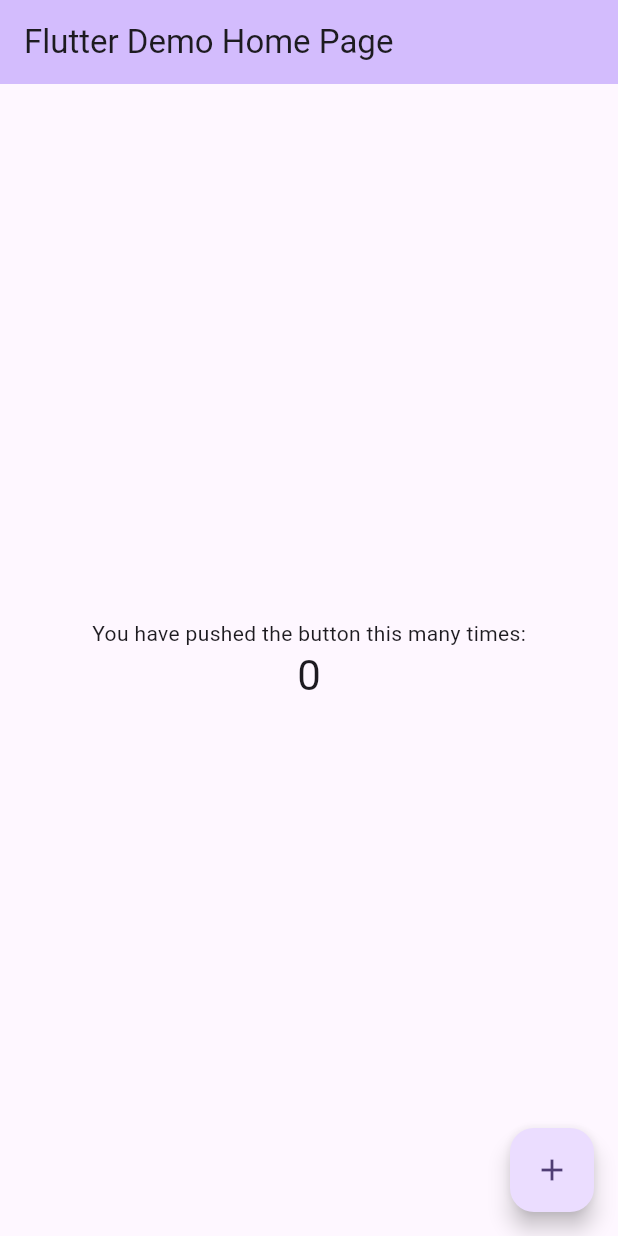
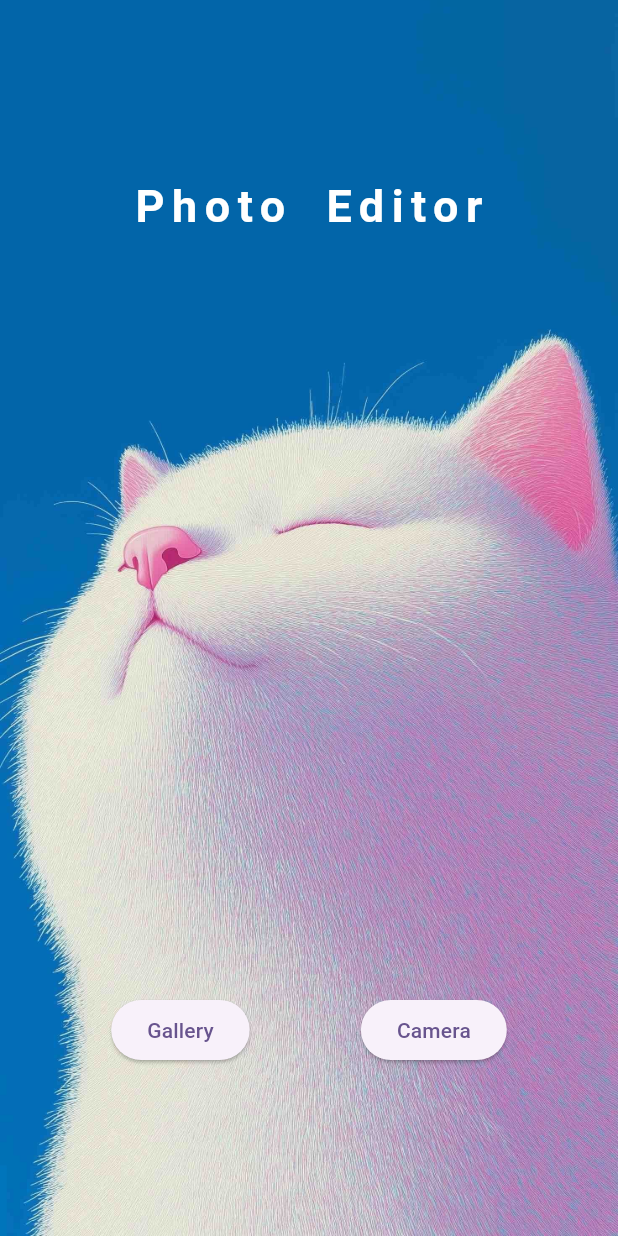
Before and after one commit to Bullets-jyr/photo_editor, a Flutter app: the screen it shows after launch, on a phone screen of 412 x 824 dp. Run offline on Flutter 3.47's test engine with Material 3 defaults, Android fonts, the phone set to English and light mode, and no system bars; our stand-ins replace image_picker.

Commit message:
feat: Select Image

```diff
--- /dev/null
+++ b/lib/helper/app_image_picker.dart
@@ -0,0 +1,21 @@
+import 'dart:io';
+
+import 'package:image_picker/image_picker.dart';
+
+class AppImagePicker {
+  ImageSource source;
+
+  AppImagePicker({
+    required this.source,
+  });
+
+  pick({onPick}) async {
+    final ImagePicker picker = ImagePicker();
+    final image = await picker.pickImage(source: source);
+    if (image != null) {
+      onPick(File(image.path));
+    } else {
+      onPick(null);
+    }
+  }
+}
--- a/lib/main.dart
+++ b/lib/main.dart
@@ -1,125 +1,37 @@
 import 'package:flutter/material.dart';
+import 'package:photo_editor/provider/app_image_provider.dart';
+import 'package:photo_editor/screens/home_screen.dart';
+import 'package:photo_editor/screens/start_screen.dart';
+import 'package:provider/provider.dart';
 
 void main() {
-  runApp(const MyApp());
+  runApp(
+    MultiProvider(
+      providers: [
+        ChangeNotifierProvider(create: (_) => AppImageProvider()),
+      ],
+      child: MyApp(),
+    ),
+  );
 }
 
 class MyApp extends StatelessWidget {
   const MyApp({super.key});
 
-  // This widget is the root of your application.
   @override
   Widget build(BuildContext context) {
     return MaterialApp(
-      title: 'Flutter Demo',
+      title: 'Photo Editor',
       theme: ThemeData(
-        // This is the theme of your application.
-        //
-        // TRY THIS: Try running your application with "flutter run". You'll see
-        // the application has a purple toolbar. Then, without quitting the app,
-        // try changing the seedColor in the colorScheme below to Colors.green
-        // and then invoke "hot reload" (save your changes or press the "hot
-        // reload" button in a Flutter-supported IDE, or press "r" if you used
-        // the command line to start the app).
-        //
-        // Notice that the counter didn't reset back to zero; the application
-        // state is not lost during the reload. To reset the state, use hot
-        // restart instead.
-        //
-        // This works for code too, not just values: Most code changes can be
-        // tested with just a hot reload.
         colorScheme: ColorScheme.fromSeed(seedColor: Colors.deepPurple),
         useMaterial3: true,
       ),
-      home: const MyHomePage(title: 'Flutter Demo Home Page'),
+      routes: <String, WidgetBuilder>{
+        '/': (_) => StartScreen(),
+        '/home': (_) => HomeScreen(),
+      },
+      initialRoute: '/',
+      // home: const StartScreen(),
     );
   }
 }
-
-class MyHomePage extends StatefulWidget {
-  const MyHomePage({super.key, required this.title});
-
-  // This widget is the home page of your application. It is stateful, meaning
-  // that it has a State object (defined below) that contains fields that affect
-  // how it looks.
-
-  // This class is the configuration for the state. It holds the values (in this
-  // case the title) provided by the parent (in this case the App widget) and
-  // used by the build method of the State. Fields in a Widget subclass are
-  // always marked "final".
-
-  final String title;
-
-  @override
-  State<MyHomePage> createState() => _MyHomePageState();
-}
-
-class _MyHomePageState extends State<MyHomePage> {
-  int _counter = 0;
-
-  void _incrementCounter() {
-    setState(() {
-      // This call to setState tells the Flutter framework that something has
-      // changed in this State, which causes it to rerun the build method below
-      // so that the display can reflect the updated values. If we changed
-      // _counter without calling setState(), then the build method would not be
-      // called again, and so nothing would appear to happen.
-      _counter++;
-    });
-  }
-
-  @override
-  Widget build(BuildContext context) {
-    // This method is rerun every time setState is called, for instance as done
-    // by the _incrementCounter method above.
-    //
-    // The Flutter framework has been optimized to make rerunning build methods
-    // fast, so that you can just rebuild anything that needs updating rather
-    // than having to individually change instances of widgets.
-    return Scaffold(
-      appBar: AppBar(
-        // TRY THIS: Try changing the color here to a specific color (to
-        // Colors.amber, perhaps?) and trigger a hot reload to see the AppBar
-        // change color while the other colors stay the same.
-        backgroundColor: Theme.of(context).colorScheme.inversePrimary,
-        // Here we take the value from the MyHomePage object that was created by
-        // the App.build method, and use it to set our appbar title.
-        title: Text(widget.title),
-      ),
-      body: Center(
-        // Center is a layout widget. It takes a single child and positions it
-        // in the middle of the parent.
-        child: Column(
-          // Column is also a layout widget. It takes a list of children and
-          // arranges them vertically. By default, it sizes itself to fit its
-          // children horizontally, and tries to be as tall as its parent.
-          //
-          // Column has various properties to control how it sizes itself and
-          // how it positions its children. Here we use mainAxisAlignment to
-          // center the children vertically; the main axis here is the vertical
-          // axis because Columns are vertical (the cross axis would be
-          // horizontal).
-          //
-          // TRY THIS: Invoke "debug painting" (choose the "Toggle Debug Paint"
-          // action in the IDE, or press "p" in the console), to see the
-          // wireframe for each widget.
-          mainAxisAlignment: MainAxisAlignment.center,
-          children: <Widget>[
-            const Text(
-              'You have pushed the button this many times:',
-            ),
-            Text(
-              '$_counter',
-              style: Theme.of(context).textTheme.headlineMedium,
-            ),
-          ],
-        ),
-      ),
-      floatingActionButton: FloatingActionButton(
-        onPressed: _incrementCounter,
-        tooltip: 'Increment',
-        child: const Icon(Icons.add),
-      ), // This trailing comma makes auto-formatting nicer for build methods.
-    );
-  }
-}
--- /dev/null
+++ b/lib/provider/app_image_provider.dart
@@ -0,0 +1,13 @@
+import 'dart:io';
+import 'dart:typed_data';
+
+import 'package:flutter/material.dart';
+
+class AppImageProvider extends ChangeNotifier {
+  Uint8List? currentImage;
+
+  changeImage(File image) {
+    currentImage = image.readAsBytesSync();
+    notifyListeners();
+  }
+}
--- /dev/null
+++ b/lib/screens/start_screen.dart
@@ -0,0 +1,98 @@
+import 'dart:io';
+
+import 'package:flutter/material.dart';
+import 'package:image_picker/image_picker.dart';
+import 'package:photo_editor/helper/app_image_picker.dart';
+import 'package:photo_editor/provider/app_image_provider.dart';
+import 'package:provider/provider.dart';
+
+class StartScreen extends StatefulWidget {
+  const StartScreen({super.key});
+
+  @override
+  State<StartScreen> createState() => _StartScreenState();
+}
+
+class _StartScreenState extends State<StartScreen> {
+  late AppImageProvider imageProvider;
+
+  @override
+  void initState() {
+    imageProvider = Provider.of<AppImageProvider>(context, listen: false);
+    super.initState();
+  }
+  @override
+  Widget build(BuildContext context) {
+    return Scaffold(
+      body: Stack(
+        children: [
+          SizedBox(
+            width: double.infinity,
+            child: Image.asset(
+              'assets/images/wallpaper.jpg',
+              fit: BoxFit.cover,
+            ),
+          ),
+          Column(
+            children: [
+              Expanded(
+                child: Center(
+                  child: Text(
+                    'Photo Editor',
+                    style: TextStyle(
+                      color: Colors.white,
+                      fontSize: 30,
+                      fontWeight: FontWeight.bold,
+                      letterSpacing: 5,
+                      wordSpacing: 10,
+                    ),
+                  ),
+                ),
+              ),
+              Expanded(
+                child: Container(),
+              ),
+              Expanded(
+                child: Center(
+                  child: Row(
+                    mainAxisAlignment: MainAxisAlignment.spaceEvenly,
+                    children: [
+                      ElevatedButton(
+                        onPressed: () {
+                          AppImagePicker(source: ImageSource.gallery).pick(
+                            onPick: (File? image) {
+                              // print(image!.path);
+                              imageProvider.changeImage(image!);
+                              Navigator.of(context).pushReplacementNamed('/home');
+                            },
+                          );
+                        },
+                        child: Text(
+                          'Gallery',
+                        ),
+                      ),
+                      ElevatedButton(
+                        onPressed: () {
+                          AppImagePicker(source: ImageSource.camera).pick(
+                            onPick: (File? image) {
+                              // print(image!.path);
+                              imageProvider.changeImage(image!);
+                              Navigator.of(context).pushReplacementNamed('/home');
+                            },
+                          );
+                        },
+                        child: Text(
+                          'Camera',
+                        ),
+                      ),
+                    ],
+                  ),
+                ),
+              ),
+            ],
+          )
+        ],
+      ),
+    );
+  }
+}
--- a/pubspec.yaml
+++ b/pubspec.yaml
@@ -34,6 +34,8 @@ dependencies:
   # The following adds the Cupertino Icons font to your application.
   # Use with the CupertinoIcons class for iOS style icons.
   cupertino_icons: ^1.0.8
+  image_picker: ^1.1.2
+  provider: ^6.1.2
 
 dev_dependencies:
   flutter_test:
@@ -58,8 +60,8 @@ flutter:
   uses-material-design: true
 
   # To add assets to your application, add an assets section, like this:
-  # assets:
-  #   - images/a_dot_burr.jpeg
+  assets:
+    - assets/images/
   #   - images/a_dot_ham.jpeg
 
   # An image asset can refer to one or more resolution-specific "variants", see
```
Also changed, not shown: lib/screens/home_screen.dart (added, +31 -0 lines), assets/images/wallpaper.jpg (added), pubspec.lock, 7 other files.
